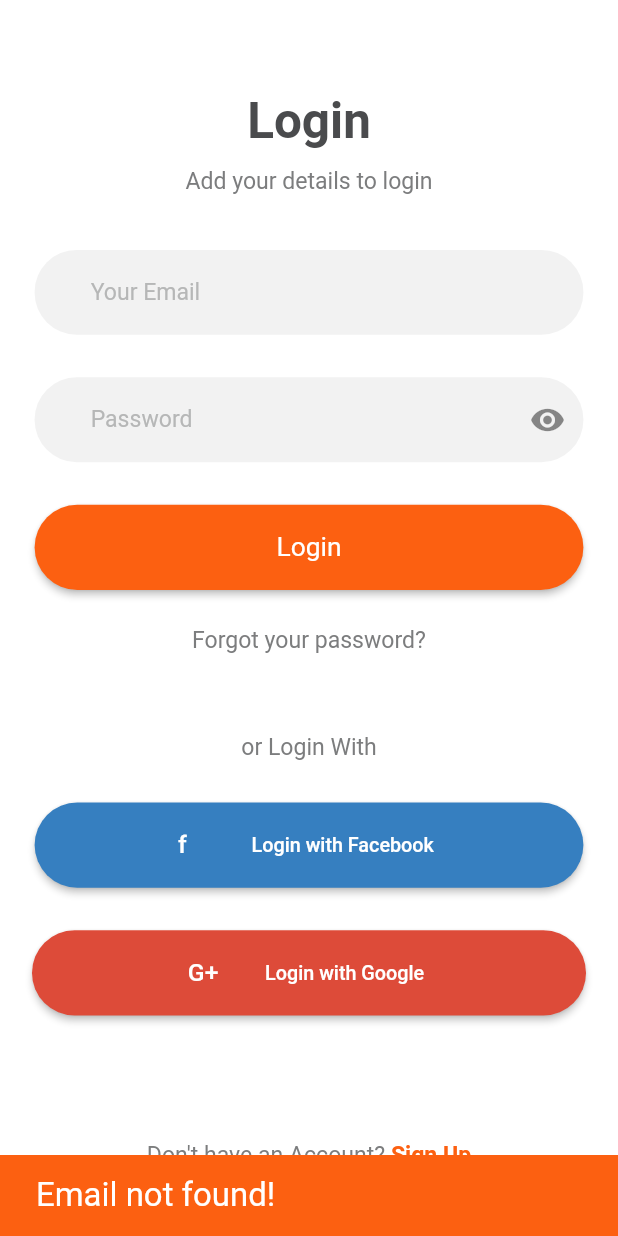
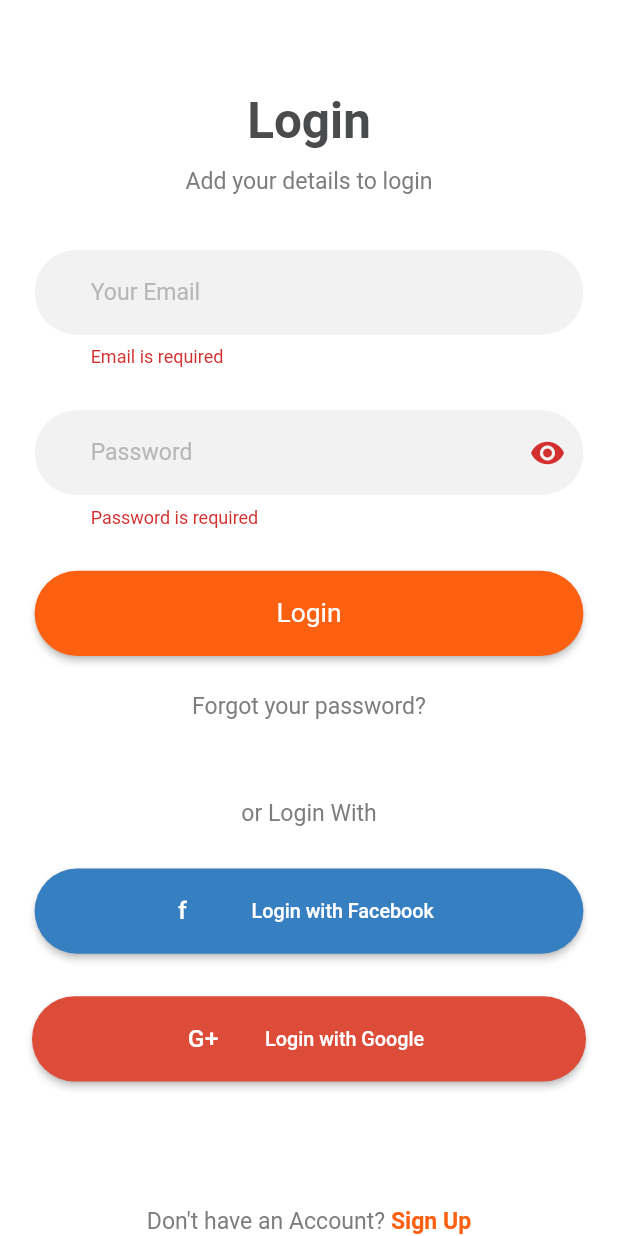
Before and after one commit to Abdullah-Ebrahem/meal-monkey, a Flutter app: the LoginScreen screen opened directly, after a tap on "Login", on a phone screen of 412 x 824 dp. Run offline on Flutter 3.47's test engine with Material 2 defaults, Android fonts, the phone set to English and light mode, and no system bars; our stand-ins replace dio, file_picker, flutter_bloc, flutter_rating_bar, flutter_screenutil, google_maps_flutter and 1 more; accounts and stored records are empty.

Commit message:
Login and register using api

```diff
--- a/lib/core/methods.dart
+++ b/lib/core/methods.dart
@@ -1,4 +1,5 @@
 import 'package:flutter/material.dart';
+import 'package:flutter_application_1/core/cache_helper.dart';
 
 final navigatorKey = GlobalKey<NavigatorState>();
 void navigateTo({required var page, bool withHistory = true}) {
@@ -13,3 +14,18 @@ void navigateTo({required var page, bool withHistory = true}) {
       ),
       (route) => withHistory);
 }
+
+void cacheData(
+    {required String firstName,
+    required String lastName,
+    required String email,
+    required String token}) {
+  CacheHelper.saveName('$firstName  $lastName');
+  CacheHelper.saveEmail(email);
+  CacheHelper.savetoken(token: token);
+}
+
+void showMsg({required String msg}) {
+  ScaffoldMessenger.of(navigatorKey.currentContext!)
+      .showSnackBar(SnackBar(content: Text(msg)));
+}
--- a/lib/core/proj_input.dart
+++ b/lib/core/proj_input.dart
@@ -58,6 +58,9 @@ class _ProjInputState extends State<ProjInput> {
               EdgeInsetsDirectional.only(start: 34.w, top: 18.h, bottom: 19.h),
           hintText: widget.hintText,
           labelText: widget.label,
+          helperText: widget.isPassword
+              ? 'Password must have capital and special characters'
+              : null,
           filled: true,
           fillColor: const Color(0xffF2F2F2),
           hintStyle: TextStyle(color: const Color(0xffB6B7B7), fontSize: 14.sp),
--- a/lib/main.dart
+++ b/lib/main.dart
@@ -1,6 +1,6 @@
 import 'package:flutter/material.dart';
 import 'package:flutter_application_1/core/cache_helper.dart';
-import 'package:flutter_application_1/screens/splash/splash.dart';
+import 'package:flutter_application_1/screens/splash/view.dart';
 import 'package:flutter_screenutil/flutter_screenutil.dart';
 import 'core/methods.dart';
 
--- a/lib/screens/login/cubit.dart
+++ b/lib/screens/login/cubit.dart
@@ -1,4 +1,7 @@
+import 'package:dio/dio.dart';
 import 'package:flutter/material.dart';
+import 'package:flutter_application_1/core/methods.dart';
+import 'package:flutter_application_1/screens/login/model.dart';
 import 'package:flutter_bloc/flutter_bloc.dart';
 part 'states.dart';
 
@@ -7,31 +10,36 @@ class LoginCubit extends Cubit<LoginStates> {
 
   static LoginCubit getObject(context) => BlocProvider.of(context);
 
+  final formKey = GlobalKey<FormState>();
   final emailController = TextEditingController();
   final passwordController = TextEditingController();
 
-  List<Map<String, dynamic>> users = [
-    {'email': 'Abdullah@gmail.com', 'password': "123"},
-    {'email': 'Amr@gmail.com', 'password': "456"},
-  ];
-
-  bool login() {
-    final email = emailController.text;
-    final password = passwordController.text;
-
-    if (checkLogin(email, password) != null) {
-      return true;
-    } else {
-      return false;
+  void login() async {
+    if (formKey.currentState!.validate()) {
+      emit(LoginLoadingState());
+      try {
+        final response =
+            await Dio(BaseOptions(receiveDataWhenStatusError: true))
+                .post('https://roaya-lab.onrender.com/login', data: {
+          'email': emailController.text,
+          'password': passwordController.text
+        });
+        final data = UserData.fromJson(response.data);
+        if (response.statusCode == 200) {
+          cacheData(
+              firstName: data.user.firstName,
+              lastName: data.user.lastName,
+              email: data.user.email,
+              token: data.token);
+          emit(LoginSuccessState(msg: 'Success'));
+        }
+      } on DioException catch (e) {
+        if (e.response != null) {
+          emit(LoginFailedState(msg: e.response!.data['message'].toString()));
+        } else {
+          emit(LoginFailedState(msg: 'Server Error'));
+        }
+      }
     }
   }
-
-  bool? checkLogin(email, password) {
-    for (var element in users) {
-      if (element['email'] == email && element['password'] == password) {
-        return true;
-      }
-    }
-    return null;
-  }
 }
--- a/lib/screens/login/states.dart
+++ b/lib/screens/login/states.dart
@@ -5,3 +5,13 @@ abstract class LoginStates {}
 class LoginInitialState extends LoginStates {}
 
 class LoginLoadingState extends LoginStates {}
+
+class LoginFailedState extends LoginStates {
+  final String msg;
+  LoginFailedState({required this.msg});
+}
+
+class LoginSuccessState extends LoginStates {
+  final String msg;
+  LoginSuccessState({required this.msg});
+}
--- a/lib/screens/login/view.dart
+++ b/lib/screens/login/view.dart
@@ -26,6 +26,7 @@ class _LoginScreenState extends State<LoginScreen> {
         return Scaffold(
           body: SingleChildScrollView(
             child: Form(
+              key: cubit.formKey,
               autovalidateMode: AutovalidateMode.onUserInteraction,
               child: Column(
                 children: [
@@ -58,6 +59,8 @@ class _LoginScreenState extends State<LoginScreen> {
                     validator: (value) {
                       if (value!.isEmpty) {
                         return 'Email is required';
+                      } else if (!value.endsWith('@gmail.com')) {
+                        return 'Email must end with @gmail.com';
                       }
                       return null;
                     },
@@ -71,24 +74,27 @@ class _LoginScreenState extends State<LoginScreen> {
                     validator: (value) {
                       if (value!.isEmpty) {
                         return 'Password is required';
+                      } else if (value.length < 8) {
+                        return 'Password must be greater than 8 digits';
                       }
                       return null;
                     },
                   ),
-                  ProjButton(
-                    title: 'Login',
-                    onPress: () {
-                      if (cubit.login()) {
+                  BlocConsumer<LoginCubit, LoginStates>(
+                    listener: (context, state) {
+                      if (state is LoginFailedState) {
+                        showMsg(msg: state.msg);
+                      }
+                      if (state is LoginSuccessState) {
                         navigateTo(
                             page: const MasterScreen(), withHistory: false);
-                      } else {
-                        ScaffoldMessenger.of(context).showSnackBar(SnackBar(
-                            backgroundColor: const Color(0xffFC6011),
-                            content: Text(
-                              'Email not found!',
-                              style: TextStyle(fontSize: 20.sp),
-                            )));
                       }
+                    },
+                    builder: (context, state) {
+                      if (state is LoginLoadingState) {
+                        return const CircularProgressIndicator();
+                      }
+                      return ProjButton(title: 'Login', onPress: cubit.login);
                     },
                   ),
                   SizedBox(
--- a/lib/screens/master/cubit.dart
+++ b/lib/screens/master/cubit.dart
@@ -11,6 +11,7 @@ class MasterCubit extends Cubit<MasterStates> {
   MasterCubit() : super(MasterInitialState());
 
   static MasterCubit getObject(context) => BlocProvider.of(context);
+  int currentIndex = 0;
   var screens = [
     const MenuScreen(),
     LatestOffersScreen(),
--- a/lib/screens/profile/view.dart
+++ b/lib/screens/profile/view.dart
@@ -86,7 +86,7 @@ class _ProfileScreenState extends State<ProfileScreen> {
                   height: 11.h,
                 ),
                 Text(
-                  'Hi there ${CacheHelper.getName().split(' ').join()}',
+                  'Hi there ${CacheHelper.getName().split(' ').first}',
                   style: TextStyle(
                       fontSize: 16.sp,
                       fontWeight: FontWeight.bold,
--- a/lib/screens/signup/states.dart
+++ b/lib/screens/signup/states.dart
@@ -5,3 +5,13 @@ abstract class SignupStates {}
 class SignupIntialState extends SignupStates {}
 
 class SignupLoadingState extends SignupStates {}
+
+class SignupFaildState extends SignupStates {
+  final String msg;
+  SignupFaildState({required this.msg});
+}
+
+class SignupSuccessState extends SignupStates {
+  final String msg;
+  SignupSuccessState({required this.msg});
+}
```
Also changed, not shown: lib/screens/login/model.dart (added, +25 -0 lines), lib/screens/master/view.dart (+5 -6 lines), lib/screens/signup/cubit.dart (+29 -3 lines), lib/screens/signup/model.dart (added, +15 -0 lines), lib/screens/signup/view.dart (+19 -7 lines), lib/screens/splash/view.dart (renamed from lib/screens/splash/splash.dart).
